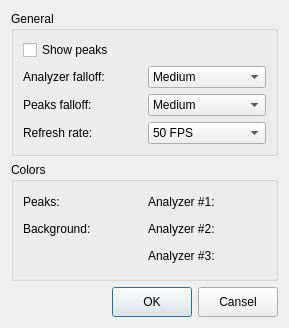
Above: lib/qmmp/Visual/analyzer/settingsdialog.ui from ksv1986/qmmp-staging before the change. Below: the same form after it.
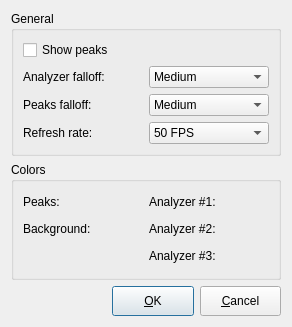
That is the form after the change. Custom widgets are drawn as their Qt base class.

Commit message: fixed analyzer pluign localization

Patch:
```diff
--- a/lib/qmmp/Visual/analyzer/settingsdialog.ui
+++ b/lib/qmmp/Visual/analyzer/settingsdialog.ui
@@ -5,8 +5,8 @@
    <rect>
     <x>0</x>
     <y>0</y>
-    <width>275</width>
-    <height>328</height>
+    <width>292</width>
+    <height>327</height>
    </rect>
   </property>
   <property name="windowTitle" >
@@ -348,7 +348,7 @@
       </size>
      </property>
      <property name="text" >
-      <string>OK</string>
+      <string>&amp;OK</string>
      </property>
     </widget>
    </item>
@@ -367,7 +367,7 @@
       </size>
      </property>
      <property name="text" >
-      <string>Cansel</string>
+      <string>&amp;Cancel</string>
      </property>
     </widget>
    </item>
```
Left out of the diff: 4 changed lines with no effect on the pictures.
